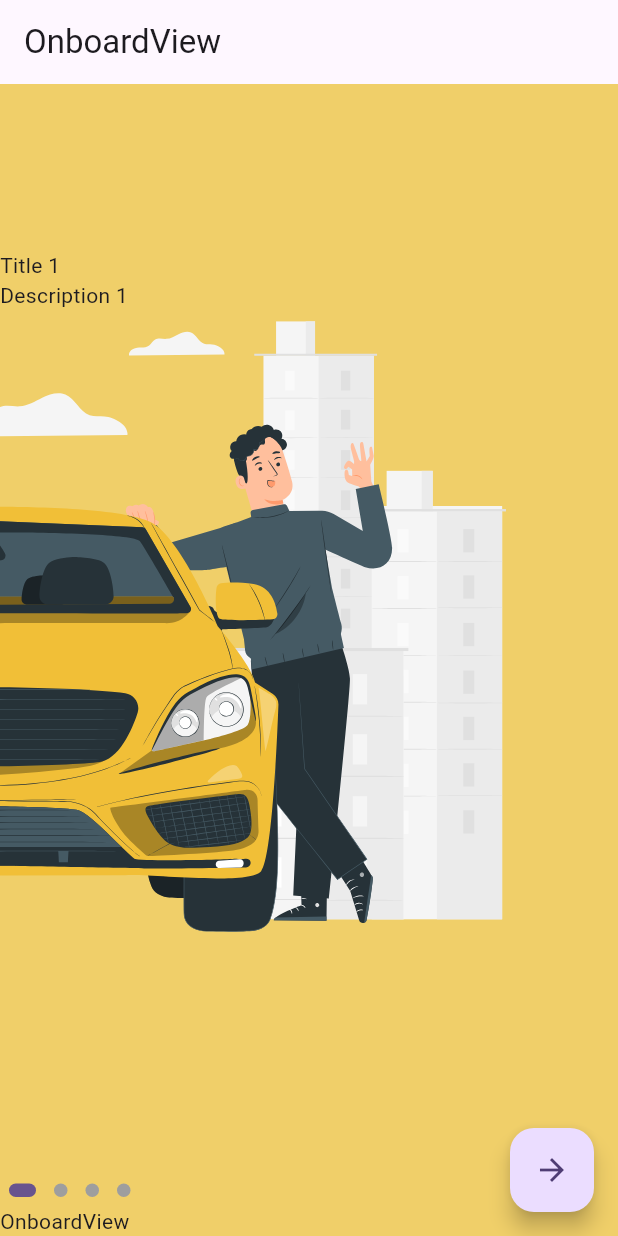
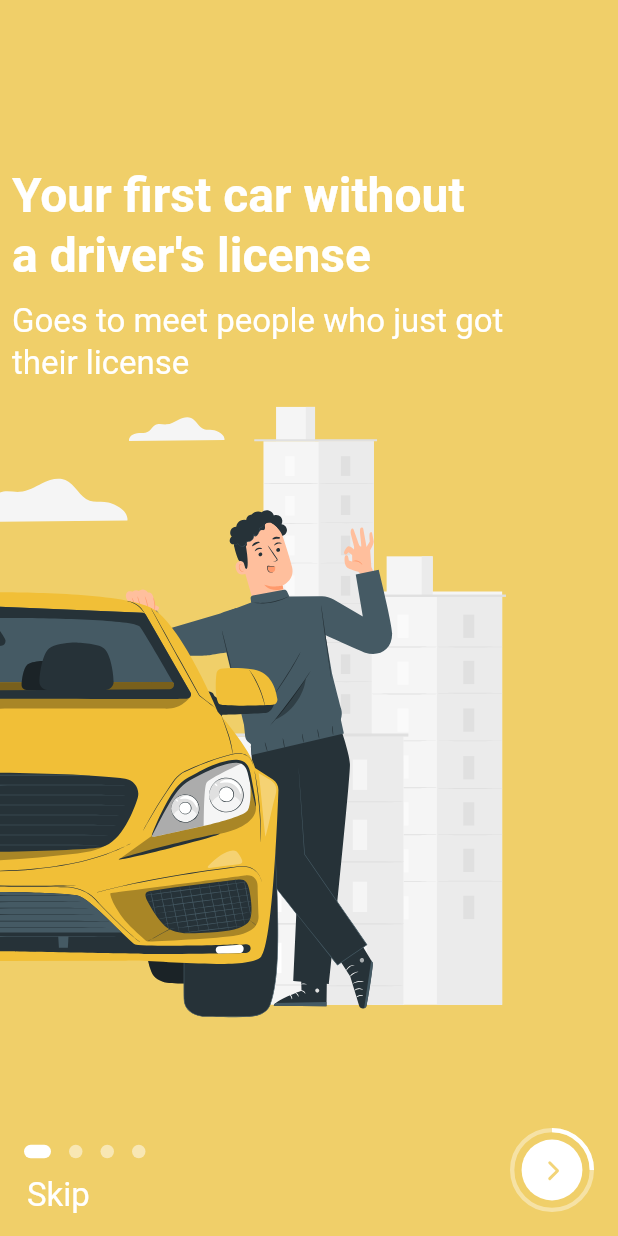
Before and after one commit to yasinertekin/car_onboard, a Flutter app: the screen it shows after launch, on a phone screen of 412 x 824 dp. Run offline on Flutter 3.47's test engine with Material 3 defaults, Android fonts, the phone set to English and light mode, and no system bars; drawn by our look-alikes of dots_indicator; our stand-ins replace flutter_bloc, flutter_svg.

Commit message:
Refactor OnboardView and add new classes for better code organization

```diff
--- a/lib/feature/onboard/view/onboard_view.dart
+++ b/lib/feature/onboard/view/onboard_view.dart
@@ -18,14 +18,12 @@ final class OnboardView extends StatelessWidget {
         final cubit = context.read<OnboardCubit>();
         return Scaffold(
           backgroundColor: state.onboards[state.currentIndex].backgroundColor,
-          floatingActionButton: FloatingActionButton(
-            onPressed: cubit.onNext,
-            child: const Icon(
-              Icons.arrow_forward,
-            ),
+          floatingActionButton: _OnboardFloatingActionButton(
+            cubit: cubit,
+            state: state,
           ),
           appBar: AppBar(
-            title: const Text('OnboardView'),
+            backgroundColor: Colors.transparent,
           ),
           body: Column(
             mainAxisAlignment: MainAxisAlignment.center,
@@ -46,6 +44,30 @@ final class OnboardView extends StatelessWidget {
   }
 }
 
+final class _OnboardFloatingActionButton extends StatelessWidget {
+  const _OnboardFloatingActionButton({
+    required this.cubit,
+    required this.state,
+  });
+
+  final OnboardCubit cubit;
+  final OnboardState state;
+
+  @override
+  Widget build(BuildContext context) {
+    return FloatingActionButton(
+      elevation: 0,
+      backgroundColor: Colors.transparent,
+      splashColor: Colors.transparent,
+      highlightElevation: 0,
+      onPressed: cubit.onNext,
+      child: CustomAssetsSvg(
+        path: state.onboards[state.currentIndex].floatingActionButtonIcon,
+      ),
+    );
+  }
+}
+
 final class _CustomIndicator extends StatelessWidget {
   const _CustomIndicator(
     this.state,
@@ -56,22 +78,37 @@ final class _CustomIndicator extends StatelessWidget {
   @override
   Widget build(BuildContext context) {
     return Expanded(
+      child: Padding(
+        padding: const EdgeInsets.all(10),
         child: Column(
           crossAxisAlignment: CrossAxisAlignment.start,
-        mainAxisAlignment: MainAxisAlignment.end,
           children: [
             DotsIndicator(
               position: state.currentIndex,
               dotsCount: state.onboards.length,
               decorator: DotsDecorator(
+                activeColor: Colors.white,
+                color: Colors.white.withOpacity(0.5),
                 activeSize: const Size(18, 9),
                 activeShape: RoundedRectangleBorder(
                   borderRadius: BorderRadius.circular(5),
                 ),
               ),
             ),
-          const Text('OnboardView'),
+            Padding(
+              padding: const EdgeInsets.only(
+                left: 8,
+                top: 5,
+              ),
+              child: Text(
+                'Skip',
+                style: Theme.of(context).textTheme.titleLarge?.copyWith(
+                      color: Colors.white,
+                    ),
+              ),
+            ),
           ],
+        ),
       ),
     );
   }
@@ -100,14 +137,84 @@ final class _PageViewBuilder extends StatelessWidget {
             mainAxisAlignment: MainAxisAlignment.center,
             crossAxisAlignment: CrossAxisAlignment.start,
             children: [
-              Text(onboard.title),
-              Text(onboard.description),
+              _OnboardTitleAndDescriptionColumn(onboard: onboard),
               CustomAssetsSvg(
                 path: onboard.image,
               ),
             ],
           );
         },
+      ),
+    );
+  }
+}
+
+final class _OnboardTitleAndDescriptionColumn extends StatelessWidget {
+  const _OnboardTitleAndDescriptionColumn({
+    required this.onboard,
+  });
+
+  final Onboard onboard;
+
+  @override
+  Widget build(BuildContext context) {
+    const height = 10.0;
+    return Padding(
+      padding: const EdgeInsets.only(
+        left: 8,
+        bottom: 8,
+      ),
+      child: Column(
+        crossAxisAlignment: CrossAxisAlignment.start,
+        mainAxisAlignment: MainAxisAlignment.spaceEvenly,
+        children: [
+          _OnboardTitle(
+            onboard: onboard,
+          ),
+          const SizedBox(
+            height: height,
+          ),
+          _OnboardDescription(
+            onboard: onboard,
+          ),
+        ],
+      ),
+    );
+  }
+}
+
+final class _OnboardDescription extends StatelessWidget {
+  const _OnboardDescription({
+    required this.onboard,
+  });
+
+  final Onboard onboard;
+
+  @override
+  Widget build(BuildContext context) {
+    return Text(
+      onboard.description,
+      style: Theme.of(context).textTheme.titleLarge?.copyWith(
+            color: Colors.white,
+          ),
+    );
+  }
+}
+
+final class _OnboardTitle extends StatelessWidget {
+  const _OnboardTitle({
+    required this.onboard,
+  });
+
+  final Onboard onboard;
+
+  @override
+  Widget build(BuildContext context) {
+    return Text(
+      onboard.title,
+      style: Theme.of(context).textTheme.headlineLarge?.copyWith(
+            color: Colors.white,
+            fontWeight: FontWeight.bold,
           ),
     );
   }
@@ -120,34 +227,73 @@ final class Onboards {
   const Onboards._();
 
   /// List of onboards
-  static const List<Onboard> list = [
+  static List<Onboard> list = [
     Onboard(
-      floatingActionButtonIcon: 'assets/img_loader1.svg',
-      backgroundColor: Color(0xFFf0cf69),
-      title: 'Title 1',
-      description: 'Description 1',
-      image: 'assets/img_car1.svg',
+      floatingActionButtonIcon: OnboardImage.imgLoader1.path,
+      backgroundColor: const Color(0xFFf0cf69),
+      title: "Your first car without\na driver's license",
+      description: 'Goes to meet people who just got\ntheir license',
+      image: OnboardImage.imgCar1.path,
     ),
     Onboard(
-      floatingActionButtonIcon: 'assets/img_loader2.svg',
-      backgroundColor: Color(0xFFb7abfd),
-      title: 'Title 2',
-      description: 'Description 2',
-      image: 'assets/img_car2.svg',
+      floatingActionButtonIcon: OnboardImage.imgLoader2.path,
+      backgroundColor: const Color(0xFFb7abfd),
+      title: 'Always there: more than\n1000 cars in Tbilisi',
+      description:
+          'Our company is a leader by the\nnumber of cars in the fleet',
+      image: OnboardImage.imgCar2.path,
     ),
     Onboard(
-      floatingActionButtonIcon: 'assets/img_loader3.svg',
-      backgroundColor: Color(0xFFefb491),
-      title: 'Title 3',
-      description: 'Description 3',
-      image: 'assets/img_car3.svg',
+      floatingActionButtonIcon: OnboardImage.imgLoader3.path,
+      backgroundColor: const Color(0xFFefb491),
+      title: 'Do not pay for parking,\nmaintenance and gasoline',
+      description: 'We will pay for you,all expenses\nrelated to the car',
+      image: OnboardImage.imgCar3.path,
     ),
     Onboard(
-      floatingActionButtonIcon: 'assets/img_loader4.svg',
-      backgroundColor: Color(0xFF95b6ff),
-      title: 'Title 3',
-      description: 'Description 3',
-      image: 'assets/img_car4.svg',
+      floatingActionButtonIcon: OnboardImage.imgLoader4.path,
+      backgroundColor: const Color(0xFF95b6ff),
+      title: '29 car models: from Skoda\nOctavia to Porsche 911',
+      description: 'Choose between regular car models\nor exclusive ones',
+      image: OnboardImage.imgCar4.path,
     ),
   ];
 }
+
+enum OnboardImage {
+  imgLoader1,
+  imgLoader2,
+  imgLoader3,
+  imgLoader4,
+  imgCar1,
+  imgCar2,
+  imgCar3,
+  imgCar4,
+}
+
+extension OnboardImageExtension on OnboardImage {
+  String get fileName {
+    switch (this) {
+      case OnboardImage.imgLoader1:
+        return 'loader1';
+      case OnboardImage.imgLoader2:
+        return 'loader2';
+      case OnboardImage.imgLoader3:
+        return 'loader3';
+      case OnboardImage.imgLoader4:
+        return 'loader4';
+      case OnboardImage.imgCar1:
+        return 'car1';
+      case OnboardImage.imgCar2:
+        return 'car2';
+      case OnboardImage.imgCar3:
+        return 'car3';
+      case OnboardImage.imgCar4:
+        return 'car4';
+    }
+  }
+
+  String get path {
+    return 'assets/img_$fileName.svg';
+  }
+}
```
Lines whose indentation alone changed are shown as unchanged.
